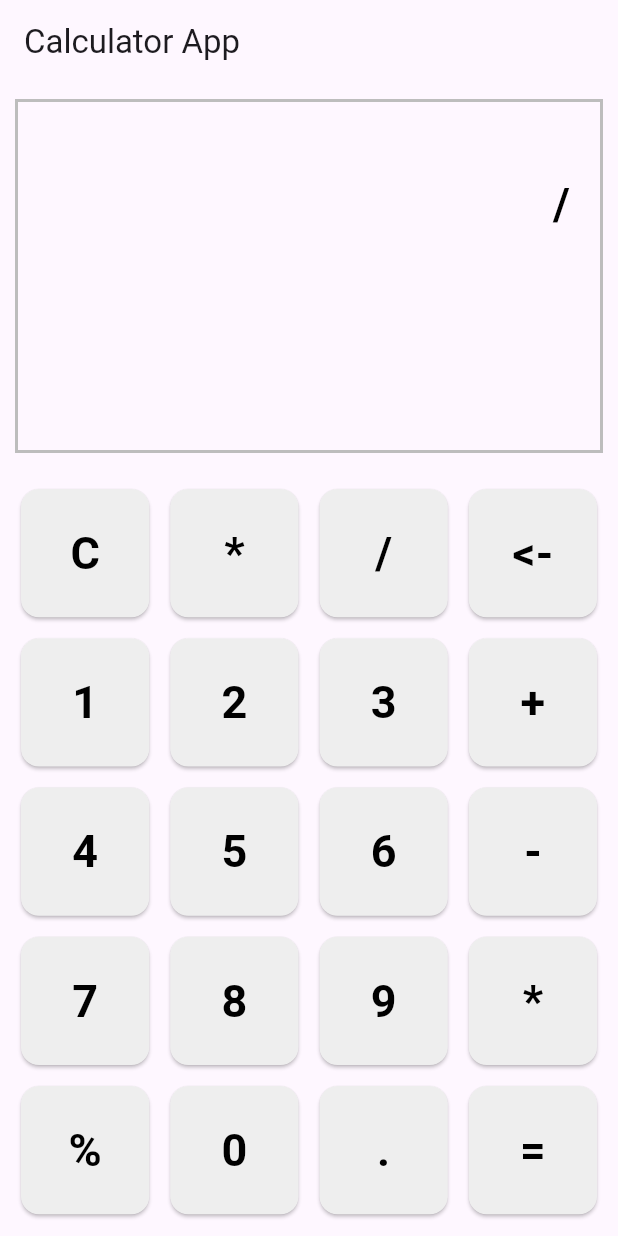
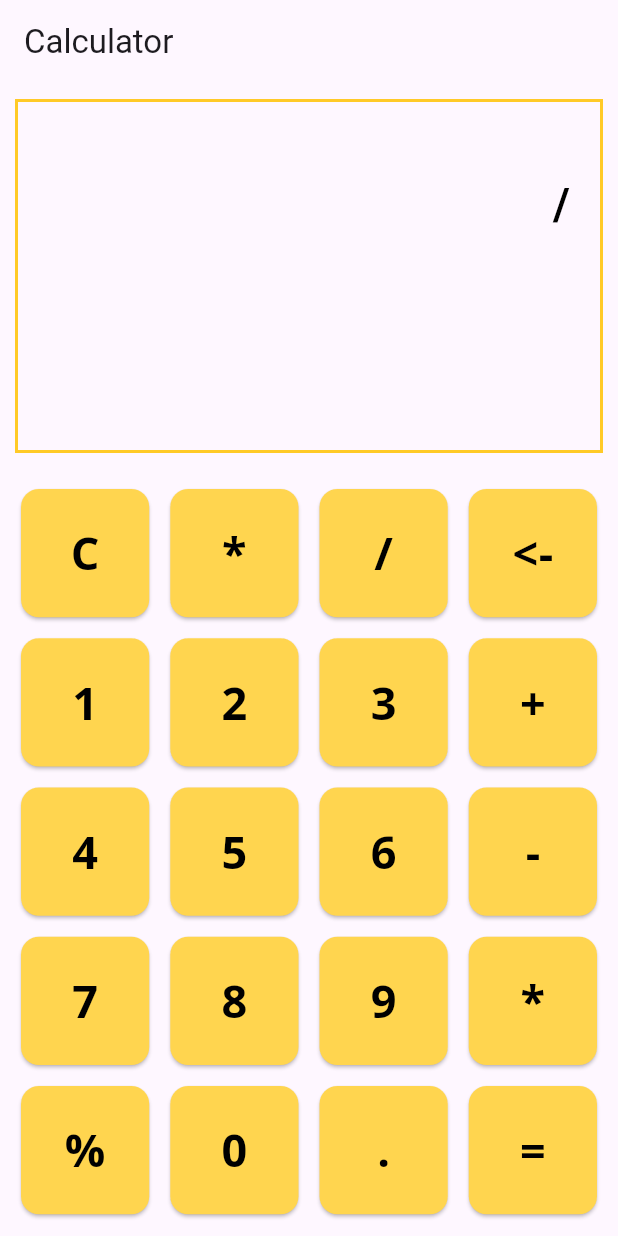
Before and after one commit to ashoksapkota/calculator, a Flutter app: the screen it shows after launch, after a tap on an icon or button, on a phone screen of 412 x 824 dp. Run offline on Flutter 3.47's test engine with Material 3 defaults, Android fonts, the phone set to English and light mode, and no system bars; our stand-ins replace google_fonts, math_expressions; Roboto replaces fonts that are missing (Bungee Spice).

Commit message:
minor changes

```diff
--- a/lib/app/app.dart
+++ b/lib/core/app.dart
@@ -1,4 +1,6 @@
-import 'package:calculator/app/routes/app_routes.dart';
+import 'package:calculator/core/routes/app_routes.dart';
+import 'package:calculator/core/routes/app_routes.dart';
+import 'package:calculator/core/themes/theme.dart';
 import 'package:flutter/material.dart';
 
 class App extends StatelessWidget {
@@ -7,10 +9,10 @@ class App extends StatelessWidget {
   @override
   Widget build(BuildContext context) {
     return MaterialApp(
-      debugShowCheckedModeBanner: false,
       title: 'Calculator',
       initialRoute: AppRoute.calcRoute,
       routes: AppRoute.getApplicationRoute(),
+      theme : getApplicationTheme(),
     );
   }
 }
--- a/lib/app/common/button_view.dart
+++ b/lib/core/common/button_view.dart
@@ -18,11 +18,12 @@ class ButtonsView extends StatelessWidget {
       },
       borderRadius: BorderRadius.circular(10.0),
       child: Card(
-        color: Colors.grey[200],
+        color: Colors.amber[300],
         child: Center(
           child: Text(
             buttonText,
             style: const TextStyle(
+              fontFamily: 'OpenSans Bold',
               fontSize: 30,
               fontWeight: FontWeight.bold,
               color: Colors.black,
--- a/lib/app/routes/app_routes.dart
+++ b/lib/core/routes/app_routes.dart
@@ -7,7 +7,7 @@ class AppRoute {
 
   static getApplicationRoute() {
     return {
-      calcRoute: (context) => Calculator(),
+      calcRoute: (context) => CalculatorView(),
     };
   }
 }
--- a/lib/main.dart
+++ b/lib/main.dart
@@ -1,8 +1,14 @@
 
-import 'package:calculator/app/app.dart';
+import 'package:calculator/views/calculator_view.dart';
 import 'package:flutter/material.dart';
 
 
+
 void main() {
-  runApp(const App());
+  runApp(
+    const MaterialApp(
+      home: CalculatorView(),
+      debugShowCheckedModeBanner: false,
+    ),
+  );
 }
--- a/lib/views/calculator_view.dart
+++ b/lib/views/calculator_view.dart
@@ -1,16 +1,17 @@
-import 'package:calculator/app/common/button_view.dart';
+import 'package:calculator/core/common/button_view.dart';
 import 'package:flutter/material.dart';
 import 'package:math_expressions/math_expressions.dart';
+import 'package:google_fonts/google_fonts.dart';
 
 
-class Calculator extends StatefulWidget {
-  const Calculator({super.key});
+class CalculatorView extends StatefulWidget {
+  const CalculatorView({super.key});
 
   @override
-  State<Calculator> createState() => _CalculatorViewState();
+  State<CalculatorView> createState() => _CalculatorViewState();
 }
 
-class _CalculatorViewState extends State<Calculator> {
+class _CalculatorViewState extends State<CalculatorView> {
   var userQuestion = '';
   var result = '';
 
@@ -26,8 +27,7 @@ class _CalculatorViewState extends State<Calculator> {
   Widget build(BuildContext context) {
     return Scaffold(
       appBar: AppBar(
-        title: const Text('Calculator App'),
-        automaticallyImplyLeading: false,
+        title: Text('Calculator', style: GoogleFonts.getFont('Bungee Spice')),
       ),
       body: Column(
         children: [
@@ -38,7 +38,7 @@ class _CalculatorViewState extends State<Calculator> {
                 width: double.infinity,
                 decoration: BoxDecoration(
                   border: Border.all(
-                    color: Colors.grey.shade400,
+                    color: Colors.amber.shade400,
                     width: 2.0,
                   ),
                 ),
@@ -120,13 +120,22 @@ class _CalculatorViewState extends State<Calculator> {
                     },
                   );
                 }
+                // percentage button
+                else if (index == buttons.indexOf('%')) {
+                  return ButtonsView(
+                    buttonText: buttons[index],
+                    buttonTapped: () {
+                      setState(() {});
+                      return handlePercentage();
+                    },
+                  );
+                }
                 // number or decimal point button
                 else if (index >= 4 && index <= 18) {
                   return ButtonsView(
                     buttonText: buttons[index],
                     buttonTapped: () {
                       setState(() {
-                        // If the result is not empty, clear both userQuestion and result
                         if (result.isNotEmpty) {
                           userQuestion = '';
                           result = '';
@@ -165,4 +174,29 @@ class _CalculatorViewState extends State<Calculator> {
       return "Error";
     }
   }
+
+  void handlePercentage() {
+    try {
+      if (userQuestion.isNotEmpty && !userQuestion.endsWith('%')) {
+        // If '%' is not already present, append it to the user's input
+        userQuestion += '%';
+        setState(() {
+          result = userQuestion;
+        });
+      } else if (userQuestion.contains('%')) {
+        // If '%' is already present, replace '%' with '* 0.01' and evaluate
+        var modifiedExpression = userQuestion.replaceAll('%', '*0.01');
+        var exp = Parser().parse(modifiedExpression);
+        var evaluation = exp.evaluate(EvaluationType.REAL, ContextModel());
+
+        setState(() {
+          result = evaluation.toString();
+        });
+      }
+    } catch (e) {
+      setState(() {
+        result = "Error";
+      });
+    }
+  }
 }
```
Also changed, not shown: lib/core/themes/theme.dart (added, +21 -0 lines), pubspec.yaml (+6 -11 lines), assets/fonts/OpenSans-Bold.ttf (added), pubspec.lock, 1 other file.
